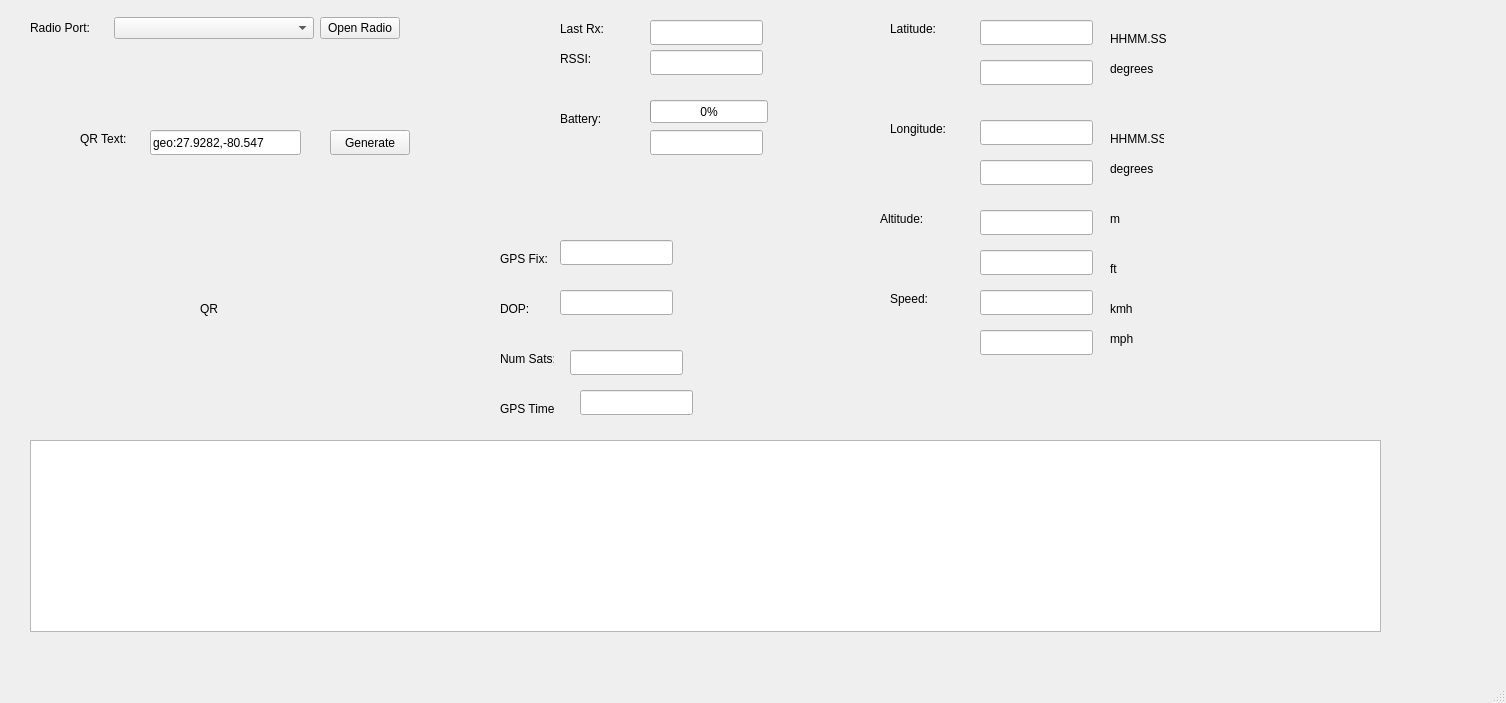
This is MissionControl/MainWindow.ui in mwales/RocketTracker as Qt 5 draws it before an edit. The edited form follows.
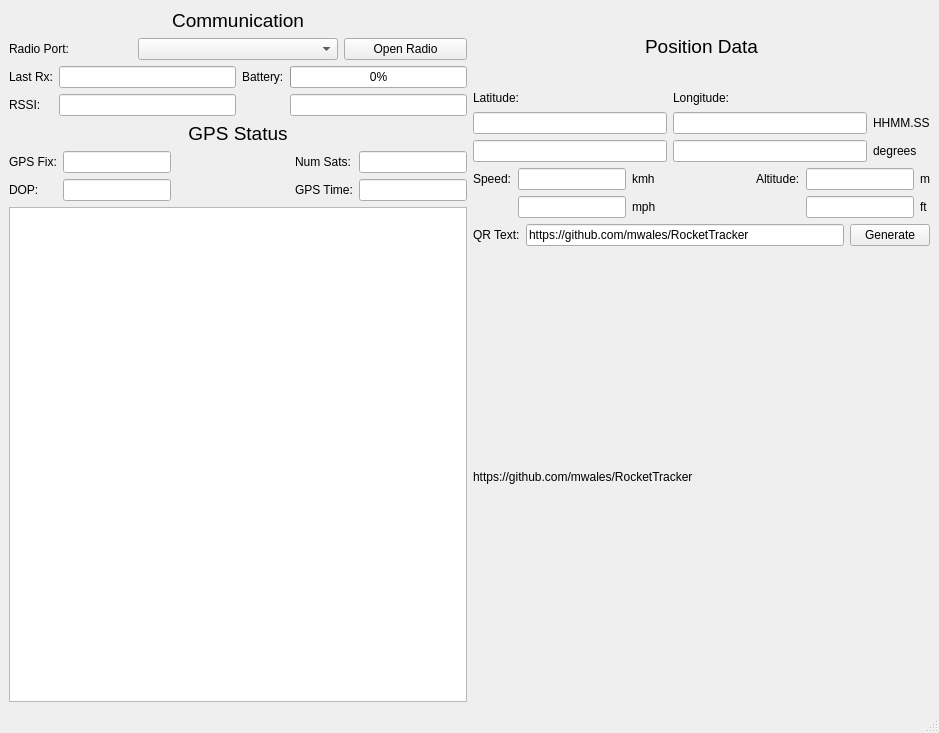
This is the edited form. Custom widgets are drawn as their Qt base class.

Commit message: Got QR GUI code working

```diff
--- a/MissionControl/MainWindow.ui
+++ b/MissionControl/MainWindow.ui
@@ -6,72 +6,35 @@
    <rect>
     <x>0</x>
     <y>0</y>
-    <width>1506</width>
-    <height>703</height>
+    <width>939</width>
+    <height>733</height>
    </rect>
   </property>
   <property name="windowTitle">
    <string>MainWindow</string>
   </property>
   <widget class="QWidget" name="centralwidget">
-   <widget class="QLabel" name="label">
-    <property name="geometry">
-     <rect>
-      <x>80</x>
-      <y>130</y>
-      <width>54</width>
-      <height>17</height>
-     </rect>
+   <layout class="QHBoxLayout" name="horizontalLayout_5">
+    <item>
+     <layout class="QVBoxLayout" name="verticalLayout_4">
+      <item>
+       <layout class="QVBoxLayout" name="verticalLayout_2">
+        <item>
+         <widget class="QLabel" name="label_23">
+          <property name="font">
+           <font>
+            <pointsize>14</pointsize>
+           </font>
     </property>
     <property name="text">
-     <string>QR Text:</string>
-    </property>
-   </widget>
-   <widget class="QLineEdit" name="theQrText">
-    <property name="geometry">
-     <rect>
-      <x>150</x>
-      <y>130</y>
-      <width>151</width>
-      <height>25</height>
-     </rect>
-    </property>
-    <property name="text">
-     <string>geo:27.9282,-80.547</string>
-    </property>
-   </widget>
-   <widget class="QPushButton" name="theGenerateButton">
-    <property name="geometry">
-     <rect>
-      <x>330</x>
-      <y>130</y>
-      <width>80</width>
-      <height>25</height>
-     </rect>
-    </property>
-    <property name="text">
-     <string>Generate</string>
-    </property>
-   </widget>
-   <widget class="QListWidget" name="theSerialRaw">
-    <property name="geometry">
-     <rect>
-      <x>30</x>
-      <y>440</y>
-      <width>1351</width>
-      <height>192</height>
-     </rect>
-    </property>
-   </widget>
-   <widget class="QWidget" name="layoutWidget">
-    <property name="geometry">
-     <rect>
-      <x>30</x>
-      <y>10</y>
-      <width>370</width>
-      <height>36</height>
-     </rect>
-    </property>
+           <string>Communication</string>
+          </property>
+          <property name="alignment">
+           <set>Qt::AlignCenter</set>
+          </property>
+         </widget>
+        </item>
+        <item>
     <layout class="QHBoxLayout" name="horizontalLayout">
      <item>
       <widget class="QLabel" name="label_2">
@@ -98,29 +61,28 @@
       </widget>
      </item>
     </layout>
-   </widget>
+        </item>
+        <item>
+         <layout class="QGridLayout" name="gridLayout_3">
+          <item row="0" column="0">
+           <widget class="QLabel" name="label_7">
+            <property name="text">
+             <string>Last Rx:</string>
+            </property>
+           </widget>
+          </item>
+          <item row="0" column="1">
+           <widget class="QLineEdit" name="theLastRxValue"/>
+          </item>
+          <item row="0" column="2">
    <widget class="QLabel" name="label_3">
-    <property name="geometry">
-     <rect>
-      <x>560</x>
-      <y>110</y>
-      <width>54</width>
-      <height>17</height>
-     </rect>
-    </property>
     <property name="text">
      <string>Battery:</string>
     </property>
    </widget>
+          </item>
+          <item row="0" column="3">
    <widget class="QProgressBar" name="theBatteryBar">
-    <property name="geometry">
-     <rect>
-      <x>650</x>
-      <y>100</y>
-      <width>118</width>
-      <height>23</height>
-     </rect>
-    </property>
     <property name="layoutDirection">
      <enum>Qt::LeftToRight</enum>
     </property>
@@ -128,403 +90,294 @@
      <number>0</number>
     </property>
    </widget>
+          </item>
+          <item row="1" column="0">
+           <widget class="QLabel" name="label_8">
+            <property name="text">
+             <string>RSSI:</string>
+            </property>
+           </widget>
+          </item>
+          <item row="1" column="1">
+           <widget class="QLineEdit" name="theRssiValue"/>
+          </item>
+          <item row="1" column="3">
+           <widget class="QLineEdit" name="theBatteryVoltsLabel"/>
+          </item>
+         </layout>
+        </item>
+       </layout>
+      </item>
+      <item>
+       <layout class="QVBoxLayout" name="verticalLayout">
+        <item>
+         <widget class="QLabel" name="label_24">
+          <property name="font">
+           <font>
+            <pointsize>14</pointsize>
+           </font>
+          </property>
+          <property name="text">
+           <string>GPS Status</string>
+          </property>
+          <property name="alignment">
+           <set>Qt::AlignCenter</set>
+          </property>
+         </widget>
+        </item>
+        <item>
+         <layout class="QHBoxLayout" name="horizontalLayout_3">
+          <item>
+           <layout class="QGridLayout" name="gridLayout_6">
+            <item row="0" column="0">
    <widget class="QLabel" name="label_4">
-    <property name="geometry">
-     <rect>
-      <x>500</x>
-      <y>250</y>
-      <width>54</width>
-      <height>17</height>
-     </rect>
-    </property>
     <property name="text">
      <string>GPS Fix:</string>
     </property>
    </widget>
+            </item>
+            <item row="0" column="1">
+             <widget class="QLineEdit" name="theGpsFixLabel"/>
+            </item>
+            <item row="1" column="0">
    <widget class="QLabel" name="label_5">
-    <property name="geometry">
-     <rect>
-      <x>500</x>
-      <y>300</y>
-      <width>54</width>
-      <height>17</height>
-     </rect>
-    </property>
     <property name="text">
      <string>DOP:</string>
     </property>
    </widget>
-   <widget class="QLineEdit" name="theDopValue">
-    <property name="geometry">
-     <rect>
-      <x>560</x>
-      <y>290</y>
-      <width>113</width>
-      <height>25</height>
-     </rect>
-    </property>
-   </widget>
+            </item>
+            <item row="1" column="1">
+             <widget class="QLineEdit" name="theDopValue"/>
+            </item>
+           </layout>
+          </item>
+          <item>
+           <spacer name="horizontalSpacer_2">
+            <property name="orientation">
+             <enum>Qt::Horizontal</enum>
+            </property>
+            <property name="sizeHint" stdset="0">
+             <size>
+              <width>40</width>
+              <height>20</height>
+             </size>
+            </property>
+           </spacer>
+          </item>
+          <item>
+           <layout class="QGridLayout" name="gridLayout_2">
+            <item row="0" column="0">
    <widget class="QLabel" name="label_6">
-    <property name="geometry">
-     <rect>
-      <x>500</x>
-      <y>350</y>
-      <width>54</width>
-      <height>17</height>
-     </rect>
-    </property>
     <property name="text">
      <string>Num Sats:</string>
     </property>
    </widget>
-   <widget class="QLineEdit" name="theNumSatsValue">
-    <property name="geometry">
-     <rect>
-      <x>570</x>
-      <y>350</y>
-      <width>113</width>
-      <height>25</height>
-     </rect>
-    </property>
-   </widget>
-   <widget class="QLabel" name="label_7">
-    <property name="geometry">
-     <rect>
-      <x>560</x>
-      <y>20</y>
-      <width>54</width>
-      <height>17</height>
-     </rect>
-    </property>
-    <property name="text">
-     <string>Last Rx:</string>
-    </property>
-   </widget>
-   <widget class="QLabel" name="label_8">
-    <property name="geometry">
-     <rect>
-      <x>560</x>
-      <y>50</y>
-      <width>54</width>
-      <height>17</height>
-     </rect>
-    </property>
-    <property name="text">
-     <string>RSSI:</string>
-    </property>
-   </widget>
-   <widget class="QLineEdit" name="theRssiValue">
-    <property name="geometry">
-     <rect>
-      <x>650</x>
-      <y>50</y>
-      <width>113</width>
-      <height>25</height>
-     </rect>
-    </property>
-   </widget>
-   <widget class="QLineEdit" name="theLastRxValue">
-    <property name="geometry">
-     <rect>
-      <x>650</x>
-      <y>20</y>
-      <width>113</width>
-      <height>25</height>
-     </rect>
-    </property>
-   </widget>
-   <widget class="QLineEdit" name="theGpsFixLabel">
-    <property name="geometry">
-     <rect>
-      <x>560</x>
-      <y>240</y>
-      <width>113</width>
-      <height>25</height>
-     </rect>
-    </property>
-   </widget>
-   <widget class="QLineEdit" name="theBatteryVoltsLabel">
-    <property name="geometry">
-     <rect>
-      <x>650</x>
-      <y>130</y>
-      <width>113</width>
-      <height>25</height>
-     </rect>
-    </property>
-   </widget>
+            </item>
+            <item row="0" column="1">
+             <widget class="QLineEdit" name="theNumSatsValue"/>
+            </item>
+            <item row="1" column="0">
    <widget class="QLabel" name="label_9">
-    <property name="geometry">
-     <rect>
-      <x>500</x>
-      <y>400</y>
-      <width>54</width>
-      <height>17</height>
-     </rect>
-    </property>
     <property name="text">
      <string>GPS Time:</string>
     </property>
    </widget>
-   <widget class="QLineEdit" name="theTimestampValue">
-    <property name="geometry">
-     <rect>
-      <x>580</x>
-      <y>390</y>
-      <width>113</width>
-      <height>25</height>
-     </rect>
-    </property>
-   </widget>
-   <widget class="QLabel" name="label_10">
-    <property name="geometry">
-     <rect>
-      <x>880</x>
-      <y>210</y>
-      <width>54</width>
-      <height>17</height>
-     </rect>
+            </item>
+            <item row="1" column="1">
+             <widget class="QLineEdit" name="theTimestampValue"/>
+            </item>
+           </layout>
+          </item>
+         </layout>
+        </item>
+       </layout>
+      </item>
+      <item>
+       <widget class="QListWidget" name="theSerialRaw"/>
+      </item>
+     </layout>
+    </item>
+    <item>
+     <layout class="QVBoxLayout" name="verticalLayout_3">
+      <item>
+       <widget class="QLabel" name="label_22">
+        <property name="font">
+         <font>
+          <pointsize>14</pointsize>
+         </font>
     </property>
     <property name="text">
-     <string>Altitude:</string>
-    </property>
-   </widget>
+         <string>Position Data</string>
+        </property>
+        <property name="alignment">
+         <set>Qt::AlignCenter</set>
+        </property>
+       </widget>
+      </item>
+      <item>
+       <layout class="QGridLayout" name="gridLayout_5">
+        <item row="0" column="0">
    <widget class="QLabel" name="label_11">
-    <property name="geometry">
-     <rect>
-      <x>890</x>
-      <y>20</y>
-      <width>54</width>
-      <height>17</height>
-     </rect>
-    </property>
     <property name="text">
      <string>Latitude:</string>
     </property>
    </widget>
+        </item>
+        <item row="0" column="1">
    <widget class="QLabel" name="label_12">
-    <property name="geometry">
-     <rect>
-      <x>890</x>
-      <y>120</y>
-      <width>71</width>
-      <height>17</height>
-     </rect>
-    </property>
     <property name="text">
      <string>Longitude:</string>
     </property>
    </widget>
-   <widget class="QLineEdit" name="theAltitude1Value">
-    <property name="geometry">
-     <rect>
-      <x>980</x>
-      <y>210</y>
-      <width>113</width>
-      <height>25</height>
-     </rect>
-    </property>
-   </widget>
-   <widget class="QLineEdit" name="theLatitude1Value">
-    <property name="geometry">
-     <rect>
-      <x>980</x>
-      <y>20</y>
-      <width>113</width>
-      <height>25</height>
-     </rect>
-    </property>
-   </widget>
-   <widget class="QLineEdit" name="theLongitude1Value">
-    <property name="geometry">
-     <rect>
-      <x>980</x>
-      <y>120</y>
-      <width>113</width>
-      <height>25</height>
-     </rect>
-    </property>
-   </widget>
-   <widget class="QLabel" name="label_13">
-    <property name="geometry">
-     <rect>
-      <x>890</x>
-      <y>290</y>
-      <width>54</width>
-      <height>17</height>
-     </rect>
-    </property>
-    <property name="text">
-     <string>Speed:</string>
-    </property>
-   </widget>
-   <widget class="QLineEdit" name="theSpeed1Value">
-    <property name="geometry">
-     <rect>
-      <x>980</x>
-      <y>290</y>
-      <width>113</width>
-      <height>25</height>
-     </rect>
-    </property>
-   </widget>
-   <widget class="QLineEdit" name="theSpeed2Value">
-    <property name="geometry">
-     <rect>
-      <x>980</x>
-      <y>330</y>
-      <width>113</width>
-      <height>25</height>
-     </rect>
-    </property>
-   </widget>
-   <widget class="QLineEdit" name="theAltitude2Value">
-    <property name="geometry">
-     <rect>
-      <x>980</x>
-      <y>250</y>
-      <width>113</width>
-      <height>25</height>
-     </rect>
-    </property>
-   </widget>
-   <widget class="QLineEdit" name="theLatitude2Value">
-    <property name="geometry">
-     <rect>
-      <x>980</x>
-      <y>60</y>
-      <width>113</width>
-      <height>25</height>
-     </rect>
-    </property>
-   </widget>
-   <widget class="QLineEdit" name="theLongitude2Value">
-    <property name="geometry">
-     <rect>
-      <x>980</x>
-      <y>160</y>
-      <width>113</width>
-      <height>25</height>
-     </rect>
-    </property>
-   </widget>
-   <widget class="QLabel" name="label_14">
-    <property name="geometry">
-     <rect>
-      <x>1110</x>
-      <y>30</y>
-      <width>61</width>
-      <height>17</height>
-     </rect>
-    </property>
-    <property name="text">
-     <string>HHMM.SS</string>
-    </property>
-   </widget>
+        </item>
+        <item row="1" column="0">
+         <widget class="QLineEdit" name="theLatitude1Value"/>
+        </item>
+        <item row="1" column="1">
+         <widget class="QLineEdit" name="theLongitude1Value"/>
+        </item>
+        <item row="1" column="2">
    <widget class="QLabel" name="label_15">
-    <property name="geometry">
-     <rect>
-      <x>1110</x>
-      <y>130</y>
-      <width>54</width>
-      <height>17</height>
-     </rect>
-    </property>
     <property name="text">
      <string>HHMM.SS</string>
     </property>
    </widget>
-   <widget class="QLabel" name="label_16">
-    <property name="geometry">
-     <rect>
-      <x>1110</x>
-      <y>60</y>
-      <width>54</width>
-      <height>17</height>
-     </rect>
-    </property>
-    <property name="text">
-     <string>degrees</string>
-    </property>
-   </widget>
+        </item>
+        <item row="2" column="0">
+         <widget class="QLineEdit" name="theLatitude2Value"/>
+        </item>
+        <item row="2" column="1">
+         <widget class="QLineEdit" name="theLongitude2Value"/>
+        </item>
+        <item row="2" column="2">
    <widget class="QLabel" name="label_17">
-    <property name="geometry">
-     <rect>
-      <x>1110</x>
-      <y>160</y>
-      <width>54</width>
-      <height>17</height>
-     </rect>
-    </property>
     <property name="text">
      <string>degrees</string>
     </property>
    </widget>
+        </item>
+       </layout>
+      </item>
+      <item>
+       <layout class="QHBoxLayout" name="horizontalLayout_4">
+        <item>
+         <layout class="QGridLayout" name="gridLayout">
+          <item row="0" column="0">
+           <widget class="QLabel" name="label_13">
+            <property name="text">
+             <string>Speed:</string>
+            </property>
+           </widget>
+          </item>
+          <item row="0" column="1">
+           <widget class="QLineEdit" name="theSpeed1Value"/>
+          </item>
+          <item row="0" column="2">
    <widget class="QLabel" name="label_18">
-    <property name="geometry">
-     <rect>
-      <x>1110</x>
-      <y>300</y>
-      <width>54</width>
-      <height>17</height>
-     </rect>
-    </property>
     <property name="text">
      <string>kmh</string>
     </property>
    </widget>
+          </item>
+          <item row="1" column="2">
    <widget class="QLabel" name="label_19">
-    <property name="geometry">
-     <rect>
-      <x>1110</x>
-      <y>330</y>
-      <width>54</width>
-      <height>17</height>
-     </rect>
-    </property>
     <property name="text">
      <string>mph</string>
     </property>
    </widget>
-   <widget class="QLabel" name="label_20">
-    <property name="geometry">
-     <rect>
-      <x>1110</x>
-      <y>210</y>
-      <width>54</width>
-      <height>17</height>
-     </rect>
-    </property>
-    <property name="text">
-     <string>m</string>
-    </property>
-   </widget>
+          </item>
+          <item row="1" column="1">
+           <widget class="QLineEdit" name="theSpeed2Value"/>
+          </item>
+         </layout>
+        </item>
+        <item>
+         <spacer name="horizontalSpacer">
+          <property name="orientation">
+           <enum>Qt::Horizontal</enum>
+          </property>
+          <property name="sizeHint" stdset="0">
+           <size>
+            <width>18</width>
+            <height>20</height>
+           </size>
+          </property>
+         </spacer>
+        </item>
+        <item>
+         <layout class="QGridLayout" name="gridLayout_4">
+          <item row="1" column="1">
+           <widget class="QLineEdit" name="theAltitude2Value"/>
+          </item>
+          <item row="0" column="1">
+           <widget class="QLineEdit" name="theAltitude1Value"/>
+          </item>
+          <item row="1" column="2">
    <widget class="QLabel" name="label_21">
-    <property name="geometry">
-     <rect>
-      <x>1110</x>
-      <y>260</y>
-      <width>54</width>
-      <height>17</height>
-     </rect>
-    </property>
     <property name="text">
      <string>ft</string>
     </property>
    </widget>
-   <widget class="QLabel" name="theQrLabel">
-    <property name="geometry">
-     <rect>
-      <x>200</x>
-      <y>300</y>
-      <width>54</width>
-      <height>17</height>
-     </rect>
-    </property>
+          </item>
+          <item row="0" column="2">
+           <widget class="QLabel" name="label_20">
+            <property name="text">
+             <string>m</string>
+            </property>
+           </widget>
+          </item>
+          <item row="0" column="0">
+           <widget class="QLabel" name="label_10">
     <property name="text">
-     <string>QR</string>
-    </property>
-   </widget>
+             <string>Altitude:</string>
+            </property>
+           </widget>
+          </item>
+         </layout>
+        </item>
+       </layout>
+      </item>
+      <item>
+       <layout class="QHBoxLayout" name="horizontalLayout_2">
+        <item>
+         <widget class="QLabel" name="label">
+          <property name="text">
+           <string>QR Text:</string>
+          </property>
+         </widget>
+        </item>
+        <item>
+         <widget class="QLineEdit" name="theQrText">
+          <property name="text">
+           <string>https://github.com/mwales/RocketTracker</string>
+          </property>
+         </widget>
+        </item>
+        <item>
+         <widget class="QPushButton" name="theGenerateButton">
+          <property name="text">
+           <string>Generate</string>
+          </property>
+         </widget>
+        </item>
+       </layout>
+      </item>
+      <item>
+       <widget class="QrCode" name="theQrImage">
+        <property name="minimumSize">
+         <size>
+          <width>450</width>
+          <height>450</height>
+         </size>
+        </property>
+        <property name="text">
+         <string>https://github.com/mwales/RocketTracker</string>
+        </property>
+       </widget>
+      </item>
+     </layout>
+    </item>
+   </layout>
   </widget>
   <widget class="QMenuBar" name="menubar">
    <property name="geometry">
@@ -538,6 +391,13 @@
   </widget>
   <widget class="QStatusBar" name="statusbar"/>
  </widget>
+ <customwidgets>
+  <customwidget>
+   <class>QrCode</class>
+   <extends>QLabel</extends>
+   <header>QrCode.h</header>
+  </customwidget>
+ </customwidgets>
  <resources/>
  <connections/>
 </ui>
```
Left out of the diff: 4 changed lines with no effect on the pictures. Lines whose indentation alone changed are shown as unchanged. The commit also changes 4 other files.
